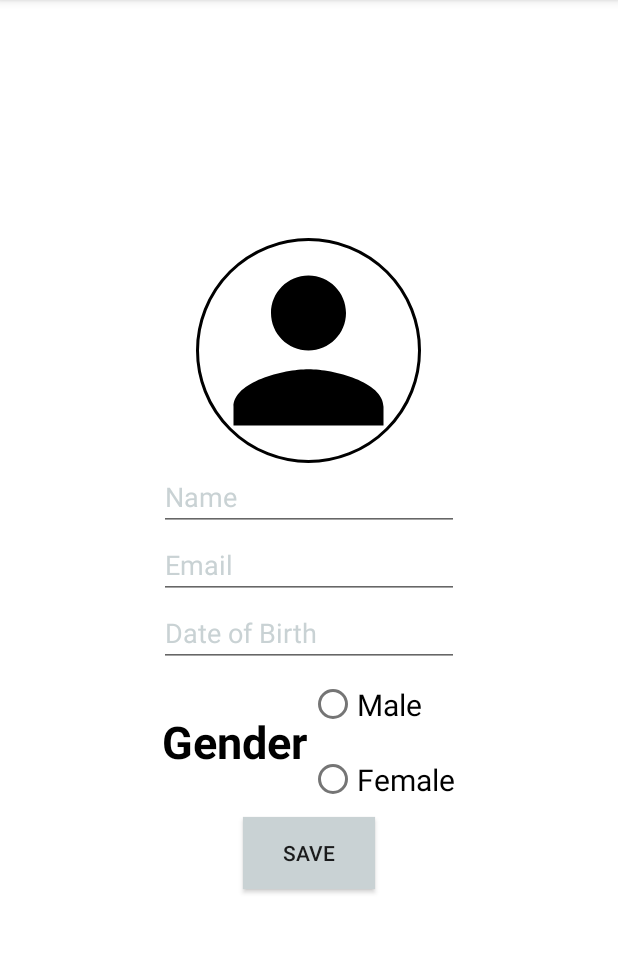
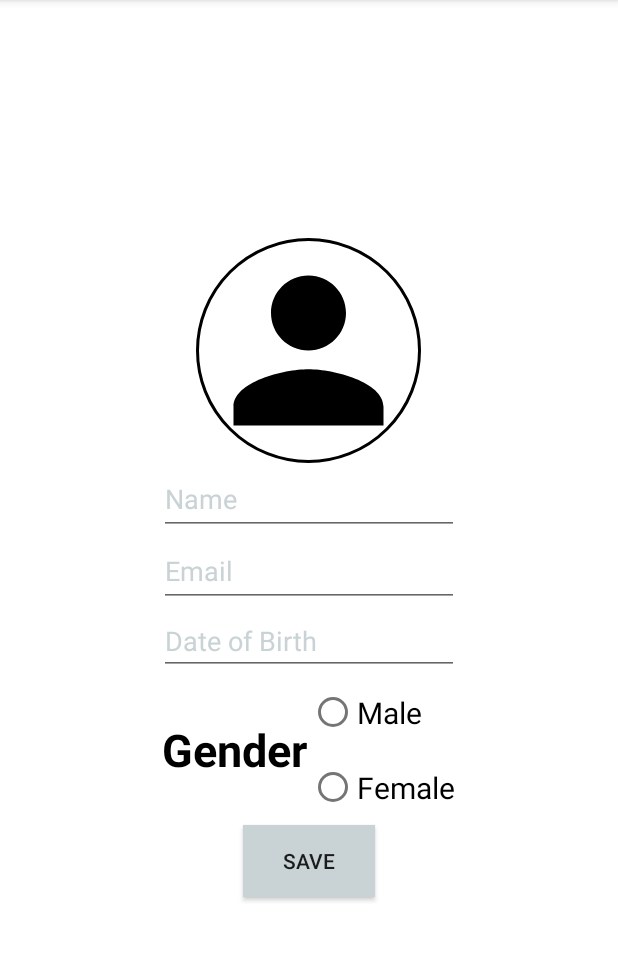
Before and after one commit to mwuan216/Final_Project_Movie_App, an Android app: the fragment EditProfileFragment placed in its activity, on a phone screen of 412 x 824 dp, the part 84-1045 px from its top. Run offline under Robolectric (Android 15) with nearby library versions, the phone set to English and light mode, and no system bars; our stand-ins replace CircleImageView, Picasso, androidx.preference; pictures from the network do not load; 3 statements that could not run were skipped.

Commit message:
project done

```diff
--- a/app/src/main/res/layout/fragment_edit_profile.xml
+++ b/app/src/main/res/layout/fragment_edit_profile.xml
@@ -24,18 +24,20 @@
         <EditText
             android:id="@+id/et_name"
             android:layout_width="match_parent"
+            android:layout_height="wrap_content"
+            android:hint="Name"
+            android:minHeight="48dp"
             android:textColor="@color/black"
-            android:textColorHint="@color/back_ground"
-            android:layout_height="wrap_content"
-            android:hint="Name" />
+            android:textColorHint="@color/back_ground" />
 
         <EditText
             android:id="@+id/et_email"
-            android:textColor="@color/black"
-            android:textColorHint="@color/back_ground"
             android:layout_width="match_parent"
             android:layout_height="wrap_content"
-            android:hint="Email" />
+            android:hint="Email"
+            android:minHeight="48dp"
+            android:textColor="@color/black"
+            android:textColorHint="@color/back_ground" />
 
         <EditText
             android:id="@+id/et_dob"
```
